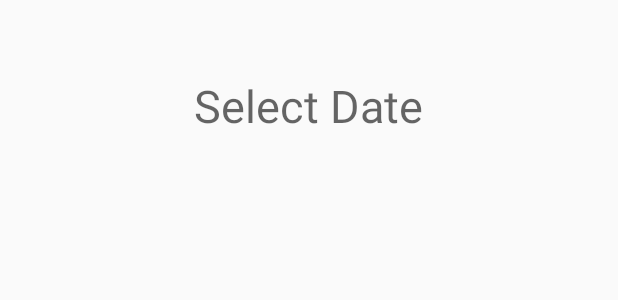
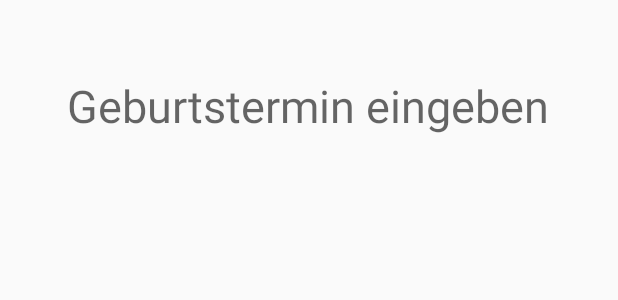
Before and after one commit to KreuzbergerL/BabyBook01, an Android app: the layout activity_einstellungen.xml on its own in the app's theme, with its tools: preview values and no code run, on a phone screen of 412 x 824 dp. Shown: the top 300 px of the screen. Run offline under Robolectric (Android 15) with nearby library versions, the phone set to English and light mode, and no system bars.

```diff
--- a/app/src/main/java/com/example/lukas/bottom_navigation5/EinstellungenActivity.java
+++ b/app/src/main/java/com/example/lukas/bottom_navigation5/EinstellungenActivity.java
@@ -12,7 +12,7 @@ import android.widget.TextView;
 
 import java.util.Calendar;
 
-public class EinstellungenActivity extends AppCompatActivity {
+public class EinstellungenActivity extends AppCompatActivity {/*
 
     private static final String TAG = "EinstellungenActivity";
 
@@ -54,4 +54,5 @@ public class EinstellungenActivity extends AppCompatActivity {
             }
         };
     }
+*/
 }
--- a/app/src/main/java/com/example/lukas/bottom_navigation5/MainActivity.java
+++ b/app/src/main/java/com/example/lukas/bottom_navigation5/MainActivity.java
@@ -5,14 +5,11 @@ import android.os.Bundle;
 import android.support.annotation.NonNull;
 import android.support.design.widget.BottomNavigationView;
 import android.support.v4.app.Fragment;
-import android.support.v7.app.ActionBar;
 import android.support.v7.app.AppCompatActivity;
 import android.support.v7.widget.Toolbar;
-import android.support.v7.widget.ToolbarWidgetWrapper;
 import android.view.Menu;
 import android.view.MenuInflater;
 import android.view.MenuItem;
-import android.widget.TextView;
 
 public class MainActivity extends AppCompatActivity {
 
@@ -33,7 +30,7 @@ public class MainActivity extends AppCompatActivity {
     @Override
     public boolean onCreateOptionsMenu(Menu menu1) {
         MenuInflater inflater = getMenuInflater();
-        inflater.inflate(R.menu.menu1, menu1);
+        inflater.inflate(R.menu.menu, menu1);
         return super.onCreateOptionsMenu(menu1);
     }
 //--------------------------------------Aktion beim anklicken von Einstellungen
--- a/app/src/main/res/layout/activity_einstellungen.xml
+++ b/app/src/main/res/layout/activity_einstellungen.xml
@@ -10,7 +10,7 @@
     <TextView
         android:layout_width="wrap_content"
         android:layout_height="wrap_content"
-        android:hint="Select Date"
+        android:hint="@string/string_insertDate"
         android:id="@+id/tvDate"
         android:layout_marginTop="50dp"
         android:layout_centerHorizontal="true"
```
Also changed, not shown: app/src/main/res/menu/menu.xml (renamed from app/src/main/res/menu/menu1.xml).
